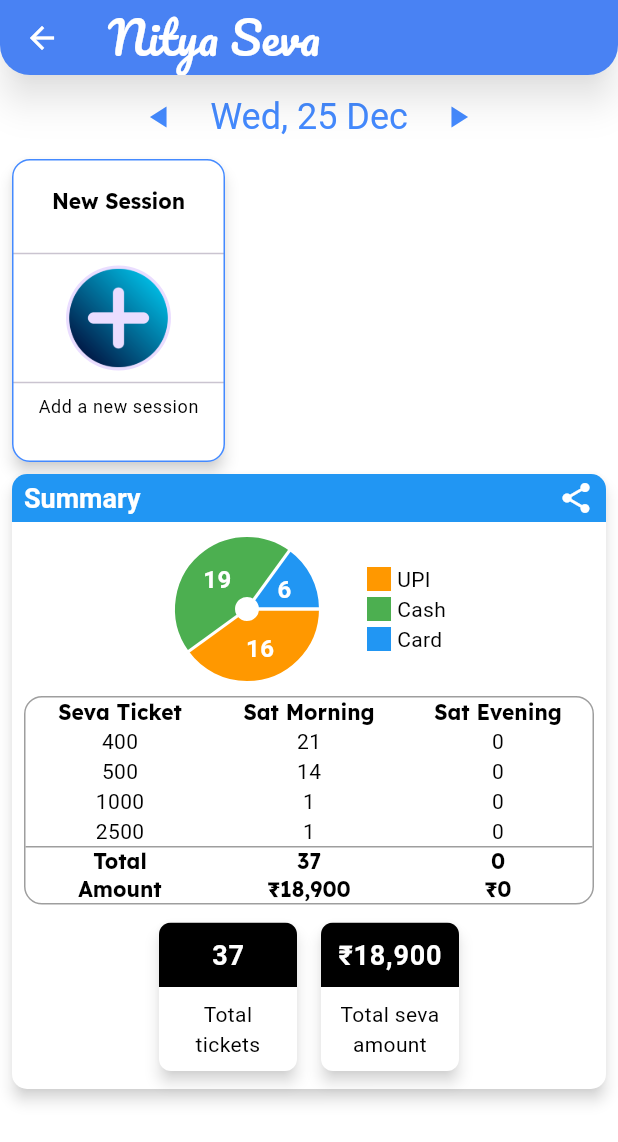
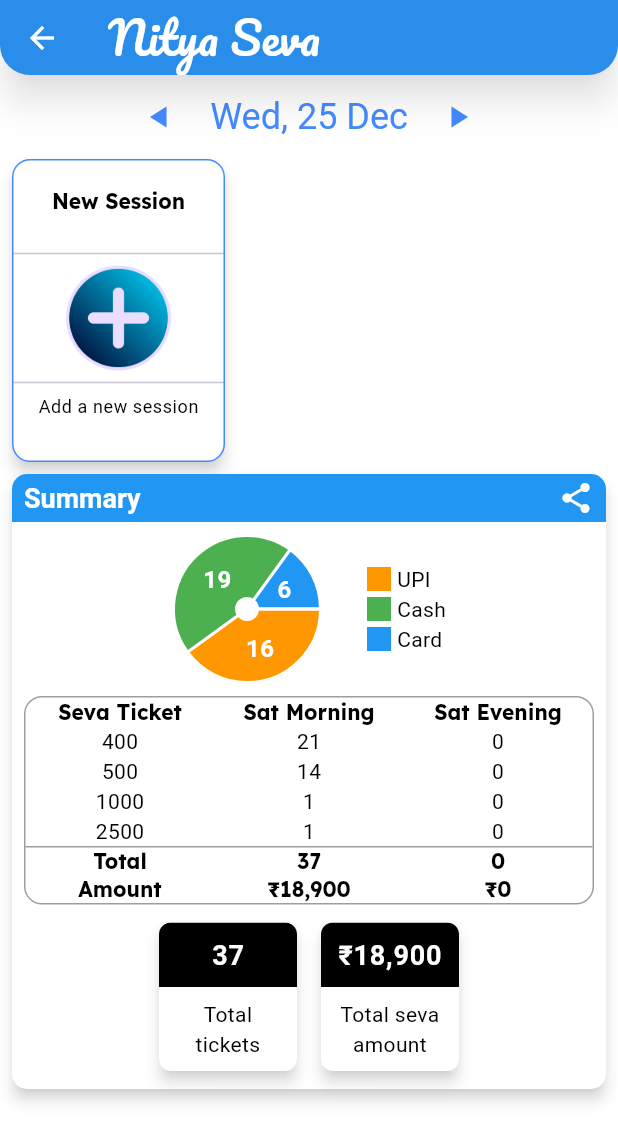
Before and after one commit to jayantadn/vkhillseva, a Flutter app: the NityaSeva screen opened directly, on a phone screen of 412 x 824 dp. Shown: the top 1142 px of the screen. Run offline on Flutter 3.47's test engine with Material 3 defaults, Android fonts, the phone set to English and light mode, and no system bars; drawn by our look-alikes of fl_chart; our stand-ins replace firebase_core, firebase_database, fluttertoast, google_fonts, synchronized; accounts and stored records are empty; Roboto replaces fonts that are missing (Delius, Mogra).

Commit message:
theme changes

```diff
--- a/lib/common/const.dart
+++ b/lib/common/const.dart
@@ -12,7 +12,7 @@ class Const {
   }
 
   final String dbroot = "VKHILLSEVA_01";
-  final String version = "0.3.0";
+  final String version = "0.4.0";
 
   final int fbListenerDelay = 2; // seconds
 
--- a/lib/common/theme.dart
+++ b/lib/common/theme.dart
@@ -16,7 +16,7 @@ ThemeData themeDefault = ThemeData(
 
   // appbar theme
   appBarTheme: AppBarTheme(
-    backgroundColor: accentColor,
+    backgroundColor: primaryColor,
     foregroundColor: backgroundColor,
     titleTextStyle: GoogleFonts.pacifico(
       textStyle: TextStyle(
@@ -175,4 +175,18 @@ ThemeData themeDefault = ThemeData(
     thumbColor: WidgetStateProperty.all(primaryColor),
     trackColor: WidgetStateProperty.all(primaryColor.withOpacity(0.5)),
   ),
+
+  // Bottom Sheet Theme
+  bottomSheetTheme: BottomSheetThemeData(
+    backgroundColor: backgroundColor,
+    shape: RoundedRectangleBorder(
+      borderRadius: BorderRadius.vertical(
+        top: Radius.circular(20.0),
+      ),
+    ),
+    clipBehavior: Clip.antiAliasWithSaveLayer,
+    elevation: 10,
+    modalElevation: 10,
+    modalBackgroundColor: backgroundColor,
+  ),
 );
--- a/lib/main.dart
+++ b/lib/main.dart
@@ -12,26 +12,26 @@ Future<void> main() async {
     options: DefaultFirebaseOptions.currentPlatform,
   );
 
-  runApp(const MyApp());
+  runApp(MyApp());
 }
 
 class MyApp extends StatelessWidget {
-  const MyApp({super.key});
+  MyApp({super.key});
+
+  final Widget home = const HomePage(title: "Hare Krishna");
+  final Widget test = TicketPage(
+      session: Session(
+          name: "Morning Nitya Seva",
+          defaultAmount: 400,
+          defaultPaymentMode: "UPI",
+          icon: "assets/images/Common/morning.png",
+          sevakarta: "Guest",
+          timestamp: DateTime.parse("2024-12-24T12:21:18.348")));
 
   // This widget is the root of your application.
   @override
   Widget build(BuildContext context) {
     return MaterialApp(
-      title: 'ISKCON VK Hill Seva',
-      theme: themeDefault,
-      home: TicketPage(
-          session: Session(
-              name: "Morning Nitya Seva",
-              defaultAmount: 400,
-              defaultPaymentMode: "UPI",
-              icon: "assets/images/Common/morning.png",
-              sevakarta: "Guest",
-              timestamp: DateTime.parse("2024-12-24T12:21:18.348"))),
-    );
+        title: "ISKCON VK Hill Seva", theme: themeDefault, home: test);
   }
 }
```
Also changed, not shown: lib/nitya_seva/ticket_page.dart (+7 -39 lines), 1 other file.
